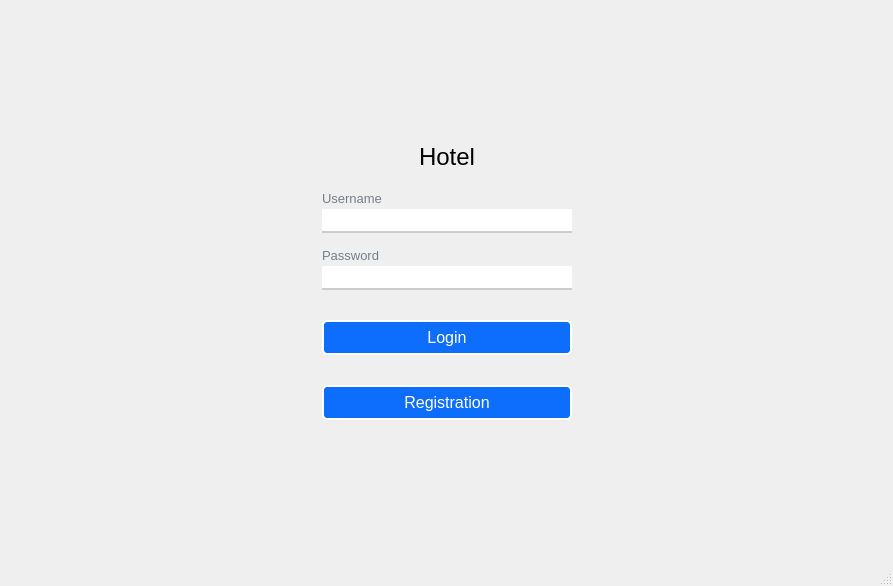
This is design/Authorization.ui in Ruha24/HotelQt as Qt 5 draws it before an edit. The edited form follows.
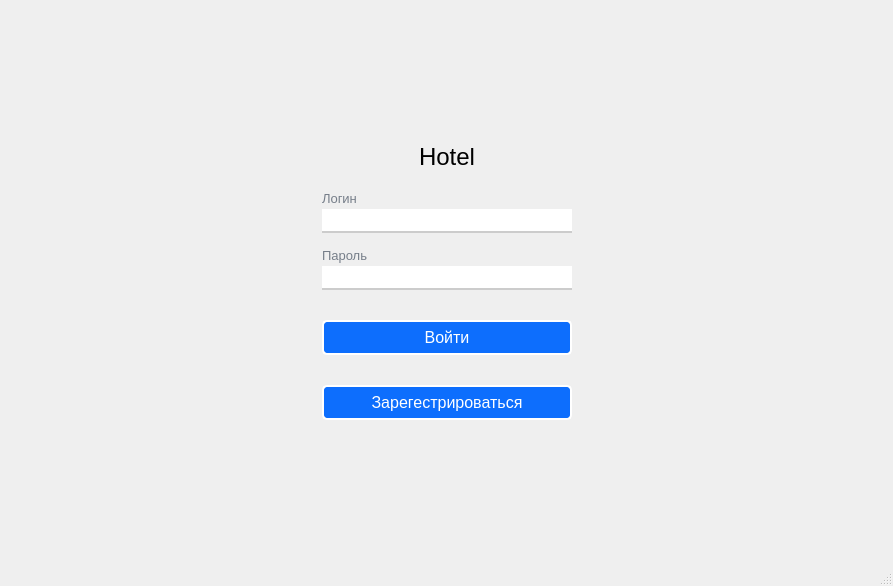
This is the edited form.

```diff
--- a/design/Authorization.ui
+++ b/design/Authorization.ui
@@ -184,7 +184,7 @@
                 </font>
                </property>
                <property name="text">
-                <string>Username</string>
+                <string>Логин</string>
                </property>
               </widget>
              </item>
@@ -218,7 +218,7 @@
                 </font>
                </property>
                <property name="text">
-                <string>Password</string>
+                <string>Пароль</string>
                </property>
               </widget>
              </item>
@@ -243,7 +243,7 @@
             </font>
            </property>
            <property name="text">
-            <string>Login</string>
+            <string>Войти</string>
            </property>
           </widget>
          </item>
@@ -255,7 +255,7 @@
             </font>
            </property>
            <property name="text">
-            <string>Registration</string>
+            <string>Зарегестрироваться</string>
            </property>
           </widget>
          </item>
```
Left out of the diff: 3 changed lines with no effect on the pictures.
